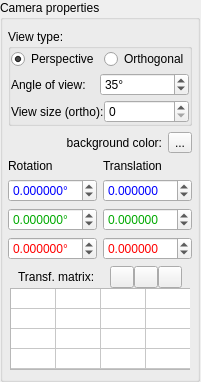
Above: dpVision/ui/UiPropViewer.ui from pojdulos/pyDpVision before the change. Below: the same form after it.
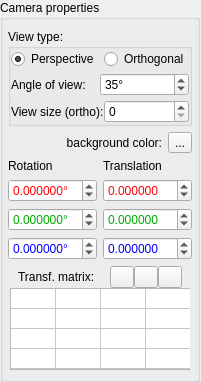
That is the form after the change. Icons and pictures are not drawn.

What changed in the file:
```diff
--- a/dpVision/ui/UiPropViewer.ui
+++ b/dpVision/ui/UiPropViewer.ui
@@ -297,18 +297,18 @@
                 <colorrole role="Text">
                  <brush brushstyle="SolidPattern">
                   <color alpha="255">
-                   <red>0</red>
+                   <red>255</red>
                    <green>0</green>
-                   <blue>255</blue>
+                   <blue>0</blue>
                   </color>
                  </brush>
                 </colorrole>
                 <colorrole role="PlaceholderText">
-                 <brush brushstyle="NoBrush">
+                 <brush brushstyle="SolidPattern">
                   <color alpha="128">
                    <red>0</red>
-                   <green>0</green>
-                   <blue>255</blue>
+                   <green>170</green>
+                   <blue>0</blue>
                   </color>
                  </brush>
                 </colorrole>
@@ -317,18 +317,18 @@
                 <colorrole role="Text">
                  <brush brushstyle="SolidPattern">
                   <color alpha="255">
-                   <red>0</red>
+                   <red>255</red>
                    <green>0</green>
-                   <blue>255</blue>
+                   <blue>0</blue>
                   </color>
                  </brush>
                 </colorrole>
                 <colorrole role="PlaceholderText">
-                 <brush brushstyle="NoBrush">
+                 <brush brushstyle="SolidPattern">
                   <color alpha="128">
                    <red>0</red>
-                   <green>0</green>
-                   <blue>255</blue>
+                   <green>170</green>
+                   <blue>0</blue>
                   </color>
                  </brush>
                 </colorrole>
@@ -344,7 +344,7 @@
                  </brush>
                 </colorrole>
                 <colorrole role="PlaceholderText">
-                 <brush brushstyle="NoBrush">
+                 <brush brushstyle="SolidPattern">
                   <color alpha="128">
                    <red>0</red>
                    <green>0</green>
@@ -475,18 +475,18 @@
                 <colorrole role="Text">
                  <brush brushstyle="SolidPattern">
                   <color alpha="255">
-                   <red>255</red>
+                   <red>0</red>
                    <green>0</green>
-                   <blue>0</blue>
+                   <blue>255</blue>
                   </color>
                  </brush>
                 </colorrole>
                 <colorrole role="PlaceholderText">
-                 <brush brushstyle="NoBrush">
+                 <brush brushstyle="SolidPattern">
                   <color alpha="128">
-                   <red>255</red>
+                   <red>0</red>
                    <green>0</green>
-                   <blue>0</blue>
+                   <blue>255</blue>
                   </color>
                  </brush>
                 </colorrole>
@@ -495,18 +495,18 @@
                 <colorrole role="Text">
                  <brush brushstyle="SolidPattern">
                   <color alpha="255">
-                   <red>255</red>
+                   <red>0</red>
                    <green>0</green>
-                   <blue>0</blue>
+                   <blue>255</blue>
                   </color>
                  </brush>
                 </colorrole>
                 <colorrole role="PlaceholderText">
-                 <brush brushstyle="NoBrush">
+                 <brush brushstyle="SolidPattern">
                   <color alpha="128">
-                   <red>255</red>
+                   <red>0</red>
                    <green>0</green>
-                   <blue>0</blue>
+                   <blue>255</blue>
                   </color>
                  </brush>
                 </colorrole>
@@ -522,7 +522,7 @@
                  </brush>
                 </colorrole>
                 <colorrole role="PlaceholderText">
-                 <brush brushstyle="NoBrush">
+                 <brush brushstyle="SolidPattern">
                   <color alpha="128">
                    <red>255</red>
                    <green>0</green>
@@ -588,18 +588,18 @@
                 <colorrole role="Text">
                  <brush brushstyle="SolidPattern">
                   <color alpha="255">
-                   <red>0</red>
+                   <red>255</red>
                    <green>0</green>
-                   <blue>255</blue>
+                   <blue>0</blue>
                   </color>
                  </brush>
                 </colorrole>
                 <colorrole role="PlaceholderText">
-                 <brush brushstyle="NoBrush">
+                 <brush brushstyle="SolidPattern">
                   <color alpha="128">
-                   <red>0</red>
+                   <red>255</red>
                    <green>0</green>
-                   <blue>255</blue>
+                   <blue>0</blue>
                   </color>
                  </brush>
                 </colorrole>
@@ -608,18 +608,18 @@
                 <colorrole role="Text">
                  <brush brushstyle="SolidPattern">
                   <color alpha="255">
-                   <red>0</red>
+                   <red>255</red>
                    <green>0</green>
-                   <blue>255</blue>
+                   <blue>0</blue>
                   </color>
                  </brush>
                 </colorrole>
                 <colorrole role="PlaceholderText">
-                 <brush brushstyle="NoBrush">
+                 <brush brushstyle="SolidPattern">
                   <color alpha="128">
-                   <red>0</red>
+                   <red>255</red>
                    <green>0</green>
-                   <blue>255</blue>
+                   <blue>0</blue>
                   </color>
                  </brush>
                 </colorrole>
@@ -635,7 +635,7 @@
                  </brush>
                 </colorrole>
                 <colorrole role="PlaceholderText">
-                 <brush brushstyle="NoBrush">
+                 <brush brushstyle="SolidPattern">
                   <color alpha="128">
                    <red>0</red>
                    <green>0</green>
@@ -760,18 +760,18 @@
                 <colorrole role="Text">
                  <brush brushstyle="SolidPattern">
                   <color alpha="255">
-                   <red>255</red>
+                   <red>0</red>
                    <green>0</green>
-                   <blue>0</blue>
+                   <blue>255</blue>
                   </color>
                  </brush>
                 </colorrole>
                 <colorrole role="PlaceholderText">
-                 <brush brushstyle="NoBrush">
+                 <brush brushstyle="SolidPattern">
                   <color alpha="128">
-                   <red>255</red>
+                   <red>0</red>
                    <green>0</green>
-                   <blue>0</blue>
+                   <blue>255</blue>
                   </color>
                  </brush>
                 </colorrole>
@@ -780,18 +780,18 @@
                 <colorrole role="Text">
                  <brush brushstyle="SolidPattern">
                   <color alpha="255">
-                   <red>255</red>
+                   <red>0</red>
                    <green>0</green>
-                   <blue>0</blue>
+                   <blue>255</blue>
                   </color>
                  </brush>
                 </colorrole>
                 <colorrole role="PlaceholderText">
-                 <brush brushstyle="NoBrush">
+                 <brush brushstyle="SolidPattern">
                   <color alpha="128">
-                   <red>255</red>
+                   <red>0</red>
                    <green>0</green>
-                   <blue>0</blue>
+                   <blue>255</blue>
                   </color>
                  </brush>
                 </colorrole>
@@ -807,7 +807,7 @@
                  </brush>
                 </colorrole>
                 <colorrole role="PlaceholderText">
-                 <brush brushstyle="NoBrush">
+                 <brush brushstyle="SolidPattern">
                   <color alpha="128">
                    <red>255</red>
                    <green>0</green>
```
